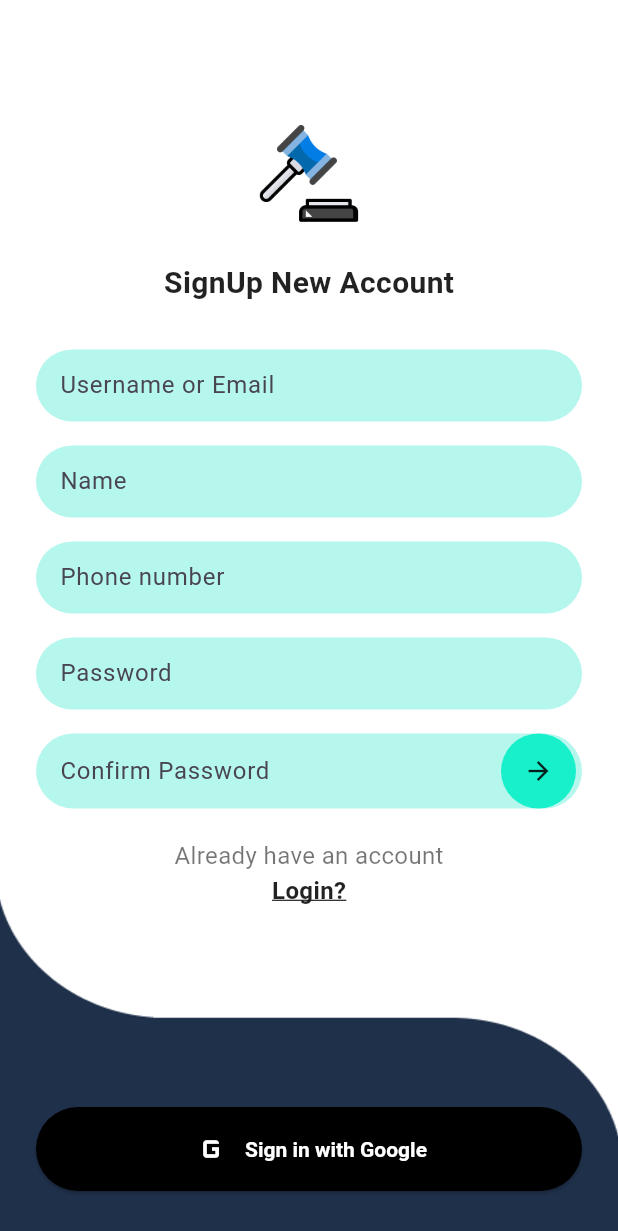
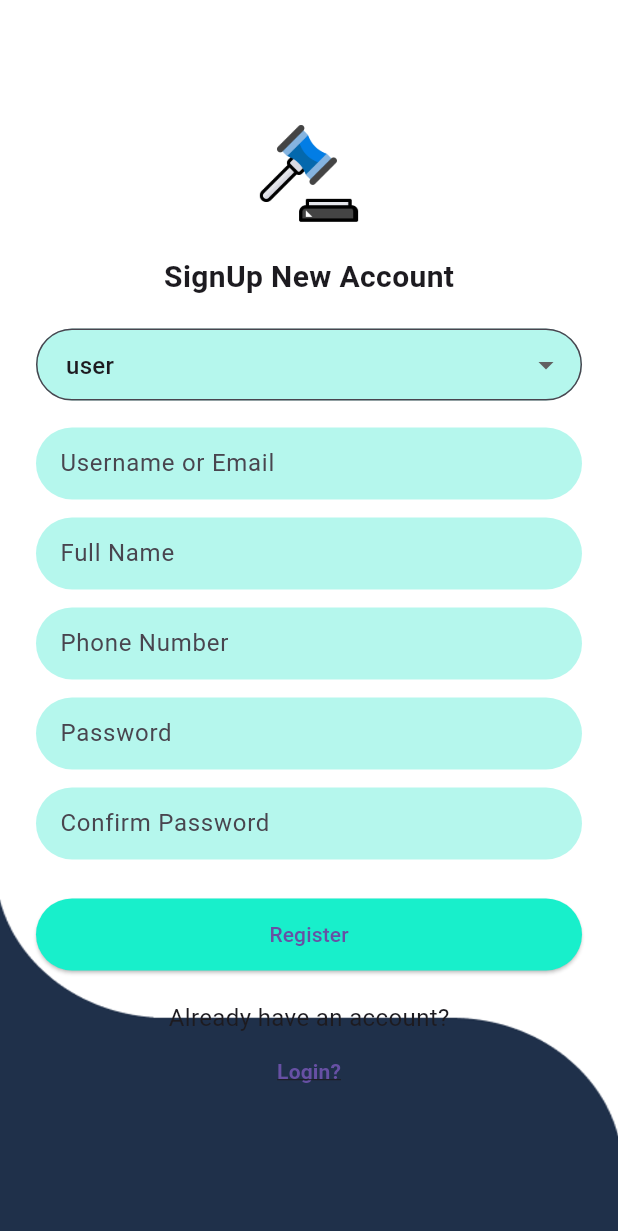
Before and after one commit to sach1nkhatri/lawyerup_android, a Flutter app: the SignUpPage screen opened by its route, on a phone screen of 412 x 824 dp. Shown: the top 1231 px of the screen. Run offline on Flutter 3.47's test engine with Material 3 defaults, Android fonts, the phone set to English and light mode, and no system bars; our stand-ins replace shared_preferences; accounts and stored records are empty; network calls fail.

Commit message:
Auth added

```diff
--- a/lib/features/auth/pages/signup_page.dart
+++ b/lib/features/auth/pages/signup_page.dart
@@ -1,7 +1,76 @@
 import 'package:flutter/material.dart';
+import 'package:http/http.dart' as http;
+import 'dart:convert';
+import 'package:shared_preferences/shared_preferences.dart';
 
-class SignUpPage extends StatelessWidget {
+class SignUpPage extends StatefulWidget {
   const SignUpPage({Key? key}) : super(key: key);
+
+  @override
+  State<SignUpPage> createState() => _SignUpPageState();
+}
+
+class _SignUpPageState extends State<SignUpPage> {
+  final _emailController = TextEditingController();
+  final _nameController = TextEditingController();
+  final _phoneController = TextEditingController();
+  final _passwordController = TextEditingController();
+  final _confirmController = TextEditingController();
+  String selectedRole = 'user';
+
+  bool isLoading = false;
+
+  Future<void> registerUser() async {
+    if (_passwordController.text != _confirmController.text) {
+      ScaffoldMessenger.of(context).showSnackBar(
+        const SnackBar(content: Text('Passwords do not match')),
+      );
+      return;
+    }
+
+    setState(() => isLoading = true);
+
+    final url = Uri.parse('http://192.168.1.68:5000/api/auth/signup');
+
+    final body = {
+      'fullName': _nameController.text,
+      'email': _emailController.text,
+      'password': _passwordController.text,
+      'role': selectedRole,
+      'contactNumber': _phoneController.text,
+    };
+
+    try {
+      final res = await http.post(
+        url,
+        headers: {'Content-Type': 'application/json'},
+        body: json.encode(body),
+      );
+
+      final data = json.decode(res.body);
+
+      if (res.statusCode == 201) {
+        final token = data['token'];
+        final user = data['user'];
+
+        SharedPreferences prefs = await SharedPreferences.getInstance();
+        await prefs.setString('token', token);
+        await prefs.setString('user', json.encode(user));
+
+        Navigator.pushReplacementNamed(context, '/dashboard');
+      } else {
+        ScaffoldMessenger.of(context).showSnackBar(
+          SnackBar(content: Text(data['message'] ?? 'Signup failed')),
+        );
+      }
+    } catch (e) {
+      ScaffoldMessenger.of(context).showSnackBar(
+        const SnackBar(content: Text('Error connecting to server')),
+      );
+    }
+
+    setState(() => isLoading = false);
+  }
 
   @override
   Widget build(BuildContext context) {
@@ -12,7 +81,6 @@ class SignUpPage extends StatelessWidget {
       resizeToAvoidBottomInset: false,
       body: Stack(
         children: [
-          // Background image
           Positioned(
             top: 10,
             left: -7,
@@ -24,144 +92,72 @@ class SignUpPage extends StatelessWidget {
               filterQuality: FilterQuality.high,
             ),
           ),
-
-          // Content
           Positioned.fill(
             child: Padding(
               padding: const EdgeInsets.symmetric(horizontal: 24),
               child: Column(
-                crossAxisAlignment: CrossAxisAlignment.start,
                 children: [
                   const SizedBox(height: 80),
+                  Center(
+                    child: Image.asset('assets/images/hammer.png', width: 70),
+                  ),
+                  const SizedBox(height: 20),
+                  const Text(
+                    'SignUp New Account',
+                    style: TextStyle(fontSize: 20, fontWeight: FontWeight.bold),
+                  ),
+                  const SizedBox(height: 20),
 
-                  // Hammer icon
-                  Center(
-                    child: Image.asset(
-                      'assets/images/hammer.png',
-                      width: 70,
-                      height: 70,
-                    ),
+                  // Role Dropdown
+                  DropdownButtonFormField<String>(
+                    value: selectedRole,
+                    decoration: _inputDecoration('Select Role'),
+                    items: ['user', 'lawyer'].map((role) {
+                      return DropdownMenuItem(value: role, child: Text(role));
+                    }).toList(),
+                    onChanged: (value) {
+                      setState(() => selectedRole = value!);
+                    },
                   ),
+                  const SizedBox(height: 12),
 
-                  const SizedBox(height: 24),
+                  // Fields
+                  _buildRoundedField(_emailController, 'Username or Email'),
+                  _buildRoundedField(_nameController, 'Full Name'),
+                  _buildRoundedField(_phoneController, 'Phone Number'),
+                  _buildRoundedField(_passwordController, 'Password', isObscure: true),
+                  _buildRoundedField(_confirmController, 'Confirm Password', isObscure: true),
 
-                  // Title
-                  const Center(
-                    child: Text(
-                      'SignUp New Account',
-                      style: TextStyle(
-                        fontSize: 20,
-                        fontWeight: FontWeight.bold,
-                        color: Colors.black87,
+                  const SizedBox(height: 20),
+
+                  // Submit Button
+                  SizedBox(
+                    width: double.infinity,
+                    child: ElevatedButton(
+                      onPressed: isLoading ? null : registerUser,
+                      style: ElevatedButton.styleFrom(
+                        backgroundColor: accentTeal,
+                        padding: const EdgeInsets.symmetric(vertical: 14),
+                        shape: RoundedRectangleBorder(
+                          borderRadius: BorderRadius.circular(30),
+                        ),
                       ),
-                    ),
-                  ),
-
-                  const SizedBox(height: 30),
-
-                  // Email
-                  _buildRoundedTextField('Username or Email', tealFieldColor),
-
-                  const SizedBox(height: 16),
-
-                  // Name
-                  _buildRoundedTextField('Name', tealFieldColor),
-
-                  const SizedBox(height: 16),
-
-                  // Phone
-                  _buildRoundedTextField('Phone number', tealFieldColor),
-
-                  const SizedBox(height: 16),
-
-                  // Password
-                  _buildRoundedTextField('Password', tealFieldColor, obscure: true),
-
-                  const SizedBox(height: 16),
-
-                  // Confirm Password with arrow
-                  Container(
-                    decoration: BoxDecoration(
-                      color: tealFieldColor,
-                      borderRadius: BorderRadius.circular(30),
-                    ),
-                    child: Row(
-                      children: [
-                        const Expanded(
-                          child: Padding(
-                            padding: EdgeInsets.symmetric(horizontal: 16),
-                            child: TextField(
-                              obscureText: true,
-                              decoration: InputDecoration(
-                                border: InputBorder.none,
-                                hintText: 'Confirm Password',
-                              ),
-                            ),
-                          ),
-                        ),
-                        Container(
-                          height: 50,
-                          width: 50,
-                          margin: const EdgeInsets.only(right: 4),
-                          decoration: BoxDecoration(
-                            color: accentTeal,
-                            shape: BoxShape.circle,
-                          ),
-                          child: const Icon(Icons.arrow_forward, size: 20),
-                        ),
-                      ],
+                      child: isLoading
+                          ? const CircularProgressIndicator(color: Colors.white)
+                          : const Text('Register'),
                     ),
                   ),
 
                   const SizedBox(height: 20),
 
-                  // Already have account
-                  Center(
-                    child: Column(
-                      children: [
-                        const Text(
-                          "Already have an account",
-                          style: TextStyle(color: Colors.black54),
-                        ),
-                        GestureDetector(
-                          onTap: () {
-                            Navigator.pop(context); // ⬅️ Go back to LoginPage
-                          },
-                          child: const Text(
-                            "Login?",
-                            style: TextStyle(
-                              color: Colors.black87,
-                              fontWeight: FontWeight.w600,
-                              decoration: TextDecoration.underline,
-                            ),
-                          ),
-                        ),
-                      ],
-                    ),
-                  ),
-
-                  const Spacer(),
-
-                  // Google Button
-                  Padding(
-                    padding: const EdgeInsets.only(bottom: 30),
-                    child: SizedBox(
-                      width: double.infinity,
-                      child: ElevatedButton.icon(
-                        onPressed: () {
-                          // Google sign in logic
-                        },
-                        icon: const Icon(Icons.g_mobiledata, size: 28), // Placeholder
-                        label: const Text('Sign in with Google'),
-                        style: ElevatedButton.styleFrom(
-                          backgroundColor: Colors.black,
-                          foregroundColor: Colors.white,
-                          padding: const EdgeInsets.symmetric(vertical: 14),
-                          shape: RoundedRectangleBorder(
-                            borderRadius: BorderRadius.circular(30),
-                          ),
-                          textStyle: const TextStyle(fontWeight: FontWeight.bold),
-                        ),
+                  const Text("Already have an account?"),
+                  TextButton(
+                    onPressed: () => Navigator.pushReplacementNamed(context, '/login'),
+                    child: const Text(
+                      "Login?",
+                      style: TextStyle(
+                        fontWeight: FontWeight.bold,
+                        decoration: TextDecoration.underline,
                       ),
                     ),
                   ),
@@ -174,17 +170,18 @@ class SignUpPage extends StatelessWidget {
     );
   }
 
-  // Reusable input field
-  Widget _buildRoundedTextField(String hint, Color color,
-      {bool obscure = false}) {
+  Widget _buildRoundedField(TextEditingController controller, String hint,
+      {bool isObscure = false}) {
     return Container(
+      margin: const EdgeInsets.symmetric(vertical: 6),
       padding: const EdgeInsets.symmetric(horizontal: 16),
       decoration: BoxDecoration(
-        color: color,
+        color: const Color(0xFFB5F7ED),
         borderRadius: BorderRadius.circular(30),
       ),
       child: TextField(
-        obscureText: obscure,
+        controller: controller,
+        obscureText: isObscure,
         decoration: InputDecoration(
           border: InputBorder.none,
           hintText: hint,
@@ -192,4 +189,16 @@ class SignUpPage extends StatelessWidget {
       ),
     );
   }
+
+  InputDecoration _inputDecoration(String hint) {
+    return InputDecoration(
+      filled: true,
+      fillColor: const Color(0xFFB5F7ED),
+      contentPadding: const EdgeInsets.symmetric(horizontal: 16),
+      border: OutlineInputBorder(
+        borderRadius: BorderRadius.circular(30),
+      ),
+      hintText: hint,
+    );
+  }
 }
--- a/pubspec.yaml
+++ b/pubspec.yaml
@@ -31,6 +31,8 @@ dependencies:
   flutter:
     sdk: flutter
 
+
+
   # The following adds the Cupertino Icons font to your application.
   # Use with the CupertinoIcons class for iOS style icons.
   cupertino_icons: ^1.0.8
@@ -45,6 +47,8 @@ dev_dependencies:
   # package. See that file for information about deactivating specific lint
   # rules and activating additional ones.
   flutter_lints: ^5.0.0
+  http: ^0.13.5
+  shared_preferences: ^2.2.2
 
 # For information on the generic Dart part of this file, see the
 # following page: https://dart.dev/tools/pub/pubspec
```
Also changed, not shown: lib/features/auth/pages/login_page.dart (+88 -38 lines), pubspec.lock.
